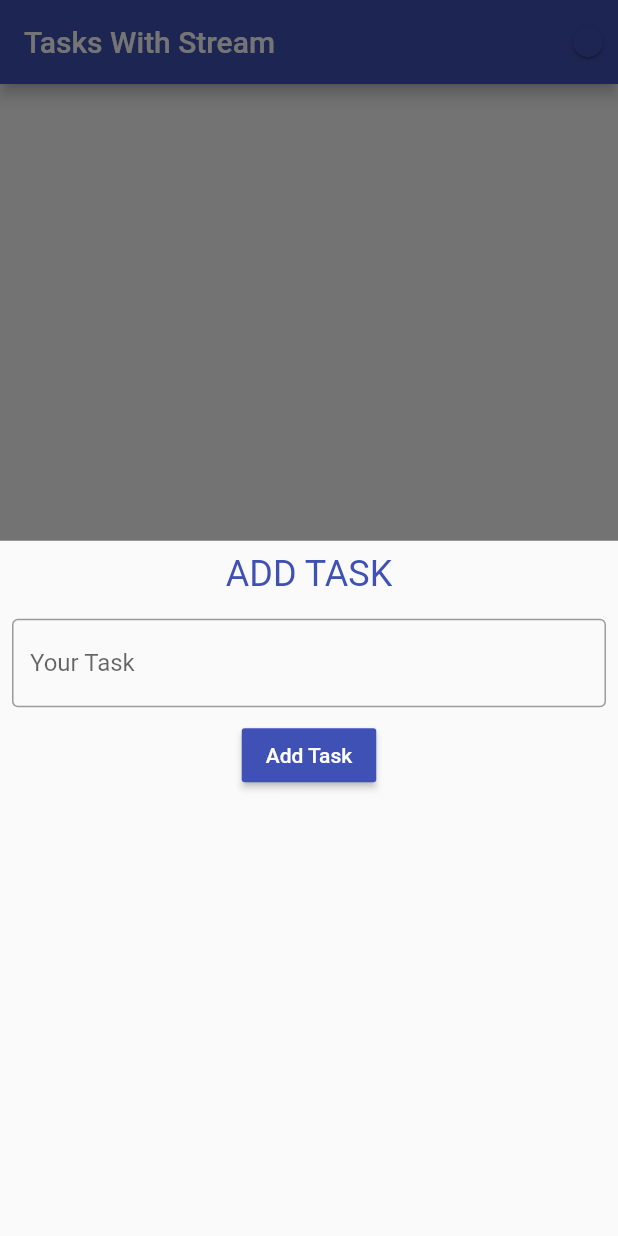
After one commit to moyeenhaider/simple-state-management, a Flutter app: the TodoStreamPage screen opened directly, after a tap on the "add" icon, on a phone screen of 412 x 824 dp. The commit adds this screen. Run offline on Flutter 3.47's test engine with Material 2 defaults, Android fonts, the phone set to English and light mode, and no system bars.

Commit message:
first draft of simple state management

```diff
--- a/lib/state/observer.dart
+++ b/lib/state/observer.dart
@@ -1,5 +1,4 @@
 import 'package:flutter/cupertino.dart';
-import 'package:flutter/services.dart';
 import 'package:taste/state/observable.dart';
 
 class Observer extends StatefulWidget {
--- /dev/null
+++ b/lib/stream_page/todo_page.dart
@@ -0,0 +1,130 @@
+import 'package:flutter/material.dart';
+import 'package:taste/models/task.dart';
+import 'package:taste/page/task_screen.dart';
+import 'package:taste/stream_state_manager/state_builder.dart';
+import 'package:taste/stream_state_manager/xcontroller.dart';
+
+class TodoStreamPage extends StatelessWidget {
+  final bool isWire;
+
+  TodoStreamPage(this.isWire);
+  final _xController = XController();
+
+  openAddTask(_) {
+    showModalBottomSheet(
+      context: _,
+      builder: (context) {
+        final taskController = TextEditingController();
+        return SingleChildScrollView(
+          child: Container(
+            height: 600,
+            child: Column(
+              children: [
+                Center(
+                    child: Padding(
+                  padding: const EdgeInsets.all(8.0),
+                  child: Text("ADD TASK",
+                      style: TextStyle(fontSize: 24, color: Colors.indigo)),
+                )),
+                Padding(
+                  padding: const EdgeInsets.all(8.0),
+                  child: TextField(
+                    controller: taskController,
+                    decoration: InputDecoration(
+                      labelText: "Your Task",
+                      border: OutlineInputBorder(),
+                    ),
+                  ),
+                ),
+                RaisedButton(
+                  color: Colors.indigo,
+                  onPressed: () {
+                    if (taskController.text.isEmpty) return;
+                    _xController.state.tasks.add(Task(taskController.text));
+                    _xController.update();
+                    Navigator.of(context).pop();
+                  },
+                  child:
+                      Text("Add Task", style: TextStyle(color: Colors.white)),
+                )
+              ],
+            ),
+          ),
+        );
+      },
+    );
+  }
+
+  @override
+  Widget build(BuildContext context) {
+    return Scaffold(
+      appBar: AppBar(
+        title: Text("Tasks With Stream"),
+        // backgroundColor: Colors.black87,
+        actions: [
+          Switch(
+              value: isWire,
+              onChanged: (value) {
+                if (isWire) {
+                  Navigator.pushReplacement(
+                      context,
+                      new MaterialPageRoute(
+                          builder: (BuildContext context) =>
+                              new TaskScreen(true)));
+                }
+              })
+        ],
+      ),
+      body: Column(
+        children: [
+          Container(
+            margin: EdgeInsets.only(top: 10),
+          ),
+          Expanded(
+            child: XStateBuilder(
+              controller: _xController,
+              builder: (controller) => ListView.separated(
+                itemCount: controller.state.tasks.length,
+                separatorBuilder: (BuildContext context, int index) {
+                  return Divider();
+                },
+                itemBuilder: (BuildContext context, int index) {
+                  return Padding(
+                    padding: const EdgeInsets.symmetric(horizontal: 8.0),
+                    child: ClipRRect(
+                      borderRadius: BorderRadius.all(Radius.circular(10)),
+                      child: ListTile(
+                        tileColor: Colors.blueGrey,
+                        title: Text("${controller.state.tasks[index].name}",
+                            style: TextStyle(color: Colors.white)),
+                        trailing: IconButton(
+                          icon: Icon(
+                            Icons.delete,
+                            color: Colors.white,
+                          ),
+                          onPressed: () {
+                            controller
+                              ..state.tasks.removeAt(index)
+                              ..update();
+                          },
+                        ),
+                      ),
+                    ),
+                  );
+                },
+              ),
+            ),
+          ),
+        ],
+      ),
+      floatingActionButton: FloatingActionButton(
+        onPressed: () {
+          openAddTask(
+            context,
+          );
+        },
+        child: Icon(Icons.add),
+      ),
+    );
+  }
+}
--- /dev/null
+++ b/lib/stream_state_manager/state.dart
@@ -0,0 +1,5 @@
+import 'package:taste/models/task.dart';
+
+class XState {
+  List<Task> tasks = [];
+}
--- /dev/null
+++ b/lib/stream_state_manager/state_builder.dart
@@ -0,0 +1,21 @@
+import 'package:flutter/material.dart';
+
+import 'xcontroller.dart';
+
+class XStateBuilder extends StatelessWidget {
+  final Widget Function(XController) builder;
+
+  final XController _controller;
+
+  XStateBuilder({Key key, this.builder, XController controller})
+      : _controller = controller ?? XController(),
+        super(key: key);
+
+  @override
+  Widget build(BuildContext context) {
+    return StreamBuilder(
+      stream: _controller.stream,
+      builder: (_, __) => builder(_controller),
+    );
+  }
+}
--- /dev/null
+++ b/lib/stream_state_manager/xcontroller.dart
@@ -0,0 +1,15 @@
+import 'dart:async';
+
+import 'state.dart';
+
+final _xState = XState();
+
+class XController {
+  XState get state => _xState;
+  // ignore: close_sinks
+  final StreamController<XState> _streamController = StreamController<XState>();
+
+  Stream<XState> get stream => _streamController.stream;
+
+  update() => _streamController.sink.add(state);
+}
```
Also changed, not shown: lib/main.dart (+4 -3 lines), lib/page/task_screen.dart (renamed from lib/page/taste_screen.dart, +41 -7 lines).
